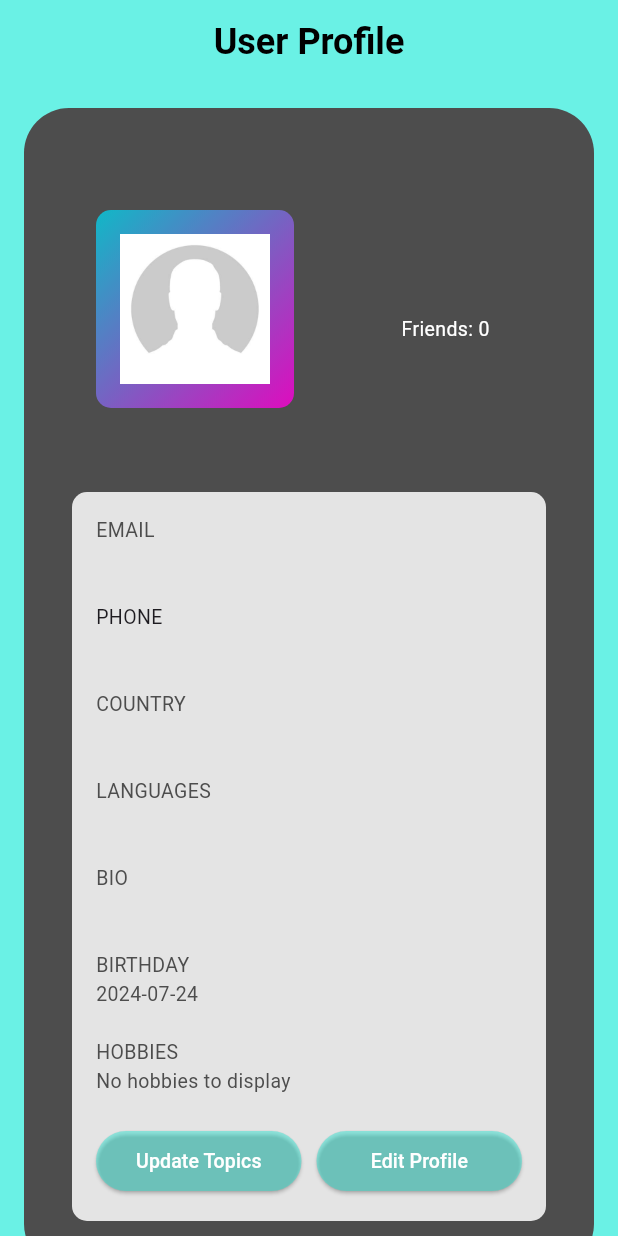
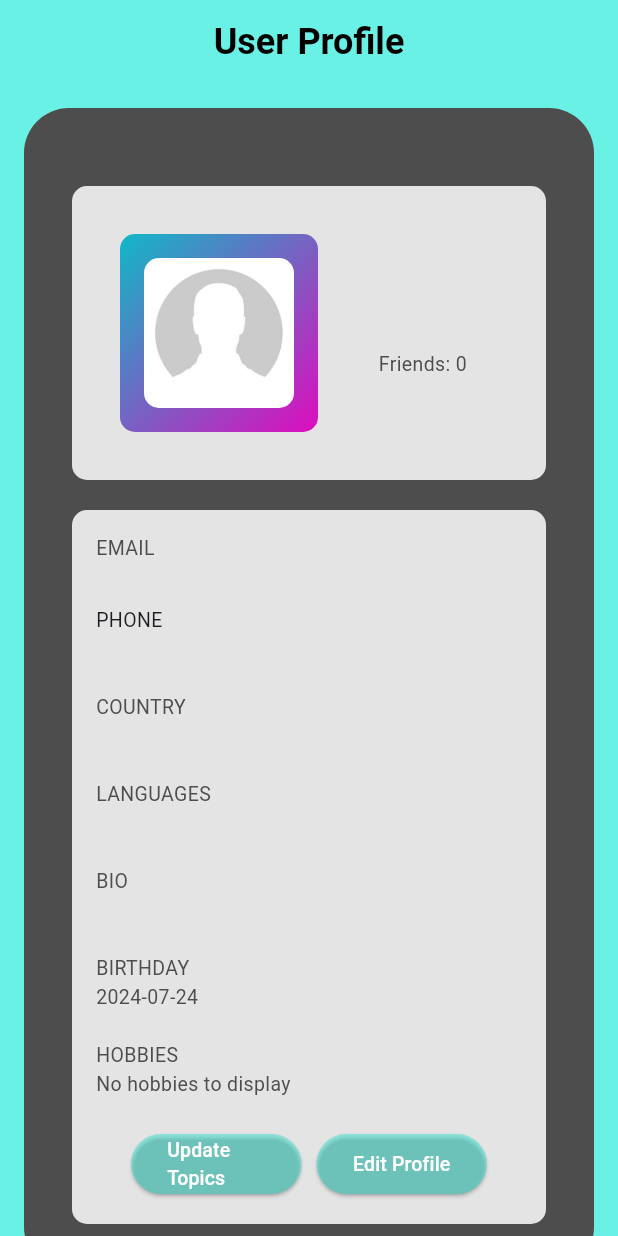
Before and after one commit to ThisIsAntonio/Sociolingo, a Flutter app: the UserInfoPage screen opened directly with empty values, on a phone screen of 412 x 824 dp. Run offline on Flutter 3.47's test engine with Material 3 defaults, Android fonts, the phone set to English and light mode, and no system bars; our stand-ins replace cloud_firestore, cloud_functions, country_picker, easy_localization, firebase_auth, firebase_core and 8 more; missing offline and left inert: dart:js, firebase_app_check; accounts and stored records are empty.

Commit message:
Fixed double menu on user info when user works on edit user info and back on it, update card on user name, last name and image profile, fixed user name when screen size is small

```diff
--- a/chat_app/lib/screens/edit_user_info_page.dart
+++ b/chat_app/lib/screens/edit_user_info_page.dart
@@ -8,7 +8,6 @@ import 'package:firebase_auth/firebase_auth.dart' as auth;
 import 'dart:io';
 import 'package:country_picker/country_picker.dart';
 import 'package:chat_app/model/user.dart';
-import 'package:chat_app/screens/main_screen.dart';
 import 'package:multi_select_flutter/multi_select_flutter.dart';
 import 'package:chat_app/model/language_list.dart';
 import 'package:flutter/foundation.dart' show kIsWeb;
@@ -19,9 +18,11 @@ class EditUserInfoPage extends StatefulWidget {
   final String userEmail;
 
   // Constructor for initializing the widget
-  const EditUserInfoPage(
-      {Key? key, required this.user, required this.userEmail})
-      : super(key: key);
+  const EditUserInfoPage({
+    Key? key,
+    required this.user,
+    required this.userEmail,
+  }) : super(key: key);
 
   // Method to create the state for this widget
   @override
@@ -187,9 +188,7 @@ class _EditUserInfoPageState extends State<EditUserInfoPage> {
 
         ScaffoldMessenger.of(context).showSnackBar(
             SnackBar(content: Text(tr('editUserInfo_updateSuccessfully'))));
-        Navigator.of(context).pushReplacement(MaterialPageRoute(
-            builder: (context) =>
-                MainScreen(userEmail: widget.userEmail, returnScreen: 3)));
+        Navigator.pop(context, true);
       } catch (e) {
         ScaffoldMessenger.of(context).showSnackBar(
             SnackBar(content: Text(tr('editUserInfo_updateFailed') + ' $e')));
@@ -538,11 +537,7 @@ class _EditUserInfoPageState extends State<EditUserInfoPage> {
                       children: [
                         ElevatedButton(
                           onPressed: () {
-                            Navigator.of(context).pushReplacement(
-                                MaterialPageRoute(
-                                    builder: (context) => MainScreen(
-                                        userEmail: widget.userEmail,
-                                        returnScreen: 3)));
+                            Navigator.pop(context, true);
                           },
                           style: ElevatedButton.styleFrom(
                             backgroundColor: Color.fromRGBO(162, 245, 238, 1),
--- a/chat_app/lib/screens/user_info_page.dart
+++ b/chat_app/lib/screens/user_info_page.dart
@@ -379,11 +379,14 @@ class _UserInfoPageState extends State<UserInfoPage> {
                                 height: 20), // Separator (20 pixel height)
                             Container(
                               decoration: BoxDecoration(
-                                // color: Color.fromARGB(255, 147, 158, 167),
+                                color: infoTileColor,
                                 borderRadius: BorderRadius.circular(10),
                               ),
                               padding: EdgeInsets.all(padding),
+                              width: columnWidth,
                               child: Center(
+                                child: Padding(
+                                  padding: EdgeInsets.all(padding),
                                   child: Row(
                                     mainAxisAlignment: MainAxisAlignment.center,
                                     children: [
@@ -395,36 +398,64 @@ class _UserInfoPageState extends State<UserInfoPage> {
                                             colors: [
                                               Color.fromARGB(255, 16, 184,
                                                   199), // Start color
-                                            Color.fromARGB(
-                                                255, 222, 12, 190), // End color
+                                              Color.fromARGB(255, 222, 12,
+                                                  190), // End color
                                             ],
                                           ),
-                                        borderRadius: BorderRadius.circular(10),
+                                          borderRadius:
+                                              BorderRadius.circular(10),
                                         ),
                                         padding: EdgeInsets.all(padding),
-                                      constraints: BoxConstraints(
-                                        maxWidth:
-                                            200, // Max of the size that the image can take
+                                        child: ClipRRect(
+                                          borderRadius:
+                                              BorderRadius.circular(10),
+                                          child: Container(
+                                            width: imageSize,
+                                            height: imageSize,
+                                            child: _userImageWidget(imageSize),
                                           ),
-                                      child: Column(children: [
-                                        _userImageWidget(imageSize),
-                                      ]),
                                         ),
-                                    const SizedBox(width: 50),
+                                      ),
+                                      const SizedBox(width: 20),
                                       Expanded(
                                         child: Column(
                                           crossAxisAlignment:
                                               CrossAxisAlignment.center,
                                           children: [
+                                            LayoutBuilder(
+                                              builder: (context, constraints) {
+                                                double screenWidth =
+                                                    constraints.maxWidth;
+                                                return Column(
+                                                  children: [
                                                     Text(
-                                            '${_user!.firstName} ${_user!.lastName}',
+                                                      _user!.firstName,
                                                       style: TextStyle(
-                                                color: titleFontColor,
+                                                        color: infoFontColor,
                                                         fontSize: fontSize,
-                                                fontWeight: FontWeight.bold),
-                                            textAlign: TextAlign
-                                                .center, // Centrar el texto
-                                            overflow: TextOverflow.ellipsis,
+                                                        fontWeight:
+                                                            FontWeight.bold,
+                                                      ),
+                                                      textAlign:
+                                                          TextAlign.center,
+                                                    ),
+                                                    Text(
+                                                      _user!.lastName,
+                                                      style: TextStyle(
+                                                        color: infoFontColor,
+                                                        fontSize:
+                                                            screenWidth < 600
+                                                                ? fontSize * 0.8
+                                                                : fontSize,
+                                                        fontWeight:
+                                                            FontWeight.bold,
+                                                      ),
+                                                      textAlign:
+                                                          TextAlign.center,
+                                                    ),
+                                                  ],
+                                                );
+                                              },
                                             ),
                                             const SizedBox(height: 8),
                                             GestureDetector(
@@ -434,8 +465,12 @@ class _UserInfoPageState extends State<UserInfoPage> {
                                                 tr('userInfo_friends') +
                                                     ': $_friendCount',
                                                 style: TextStyle(
-                                                    color: titleFontColor,
-                                                    fontSize: fontSize)),
+                                                  color: infoFontColor,
+                                                  fontSize: fontSize,
+                                                ),
+                                                textAlign: TextAlign
+                                                    .center, // Center the text
+                                              ),
                                             ),
                                           ],
                                         ),
@@ -444,8 +479,9 @@ class _UserInfoPageState extends State<UserInfoPage> {
                                   ),
                                 ),
                               ),
+                            ),
                             const SizedBox(
-                                height: 40), // Separator (40 pixels height)
+                                height: 20), // Separator (40 pixels height)
                             Center(
                               child: Container(
                                 width: columnWidth,
@@ -467,7 +503,7 @@ class _UserInfoPageState extends State<UserInfoPage> {
                                             fontSize: fontSize)),
                                     const SizedBox(
                                         height:
-                                            20), // Separator (20 pixels height)
+                                            10), // Separator (20 pixels height)
                                     Text(
                                         tr('userInfo_phoneLabel') +
                                             '\n' +
@@ -498,7 +534,7 @@ class _UserInfoPageState extends State<UserInfoPage> {
                                         ),
                                         Wrap(
                                           spacing:
-                                              8.0, // Espacio horizontal entre los chips
+                                              8.0, // Hozirontal space between the chips
                                           children: _selectedLanguages
                                               .map((language) => Chip(
                                                     label: Text(getLanguageName(
@@ -551,63 +587,81 @@ class _UserInfoPageState extends State<UserInfoPage> {
                                     ConstrainedBox(
                                       constraints:
                                           BoxConstraints(maxWidth: 600),
-                                      child: Row(
+                                      child: LayoutBuilder(
+                                        builder: (context, constraints) {
+                                          double screenWidth =
+                                              constraints.maxWidth;
+                                          bool isWideScreen = screenWidth > 600;
+
+                                          return Row(
+                                            mainAxisAlignment:
+                                                MainAxisAlignment.center,
                                             children: [
-                                          Expanded(
-                                            child: Container(
-                                              width: buttonWidth,
+                                              Container(
+                                                width: isWideScreen
+                                                    ? 200
+                                                    : screenWidth * 0.4,
+                                                margin: EdgeInsets.symmetric(
+                                                    horizontal:
+                                                        isWideScreen ? 10 : 5),
                                                 child: ElevatedButton(
                                                   onPressed:
                                                       _navigateToTopicsScreen,
-                                                style: ElevatedButton.styleFrom(
+                                                  style:
+                                                      ElevatedButton.styleFrom(
                                                     backgroundColor:
-                                                      buttonColor, // Size of the bottom
+                                                        buttonColor, // Button background color
                                                   ),
                                                   child: Text(
-                                                    tr(
-                                                        'userInfo_buttonUpdateTopics'),
+                                                    tr('userInfo_buttonUpdateTopics'),
                                                     style: TextStyle(
                                                       color: titleFontColor,
-                                                        fontSize: fontSize)),
+                                                      fontSize: fontSize,
                                                     ),
                                                   ),
                                                 ),
-                                          const SizedBox(
-                                            width: 10,
                                               ),
-                                          Expanded(
-                                            child: Container(
-                                              width: buttonWidth,
+                                              Container(
+                                                width: isWideScreen
+                                                    ? 200
+                                                    : screenWidth * 0.4,
+                                                margin: EdgeInsets.symmetric(
+                                                    horizontal:
+                                                        isWideScreen ? 10 : 5),
                                                 child: ElevatedButton(
                                                   onPressed: () =>
-                                                    Navigator.pushReplacement(
+                                                      Navigator.push(
                                                     context,
                                                     MaterialPageRoute(
                                                       builder: (_) =>
                                                           EditUserInfoPage(
                                                         user: _user,
                                                         userEmail:
-                                                                        widget
-                                                                            .userEmail)))
-                                                      ..then((value) {
-                                                        // Optional: Reload user information when returning from editing page
+                                                            widget.userEmail,
+                                                      ),
+                                                    ),
+                                                  ).then((value) {
+                                                    // Reload user information when returning from editing page
                                                     _fetchUserInfo(
                                                         widget.userEmail);
                                                   }),
-                                                style: ElevatedButton.styleFrom(
+                                                  style:
+                                                      ElevatedButton.styleFrom(
                                                     backgroundColor:
-                                                      buttonColor, // Size of the bottom
+                                                        buttonColor, // Button background color
                                                   ),
                                                   child: Text(
-                                                    tr(
-                                                        'userInfo_buttonEditProfile'),
+                                                    tr('userInfo_buttonEditProfile'),
                                                     style: TextStyle(
                                                       color: titleFontColor,
-                                                        fontSize: fontSize)),
+                                                      fontSize: fontSize,
+                                                    ),
                                                   ),
                                                 ),
                                               ),
                                             ],
+                                          );
+                                        },
                                       ),
                                     ),
                                   ],
--- a/chat_app/pubspec.yaml
+++ b/chat_app/pubspec.yaml
@@ -16,7 +16,7 @@ publish_to: "none" # Remove this line if you wish to publish to pub.dev
 # https://developer.apple.com/library/archive/documentation/General/Reference/InfoPlistKeyReference/Articles/CoreFoundationKeys.html
 # In Windows, build-name is used as the major, minor, and patch parts
 # of the product and file versions while build-number is used as the build suffix.
-version: 5.23.28+1
+version: 5.23.30+1
 
 environment:
   sdk: ">=3.2.6 <4.0.0"
```
Also changed, not shown: 1 other file. Lines whose indentation alone changed are shown as unchanged.
